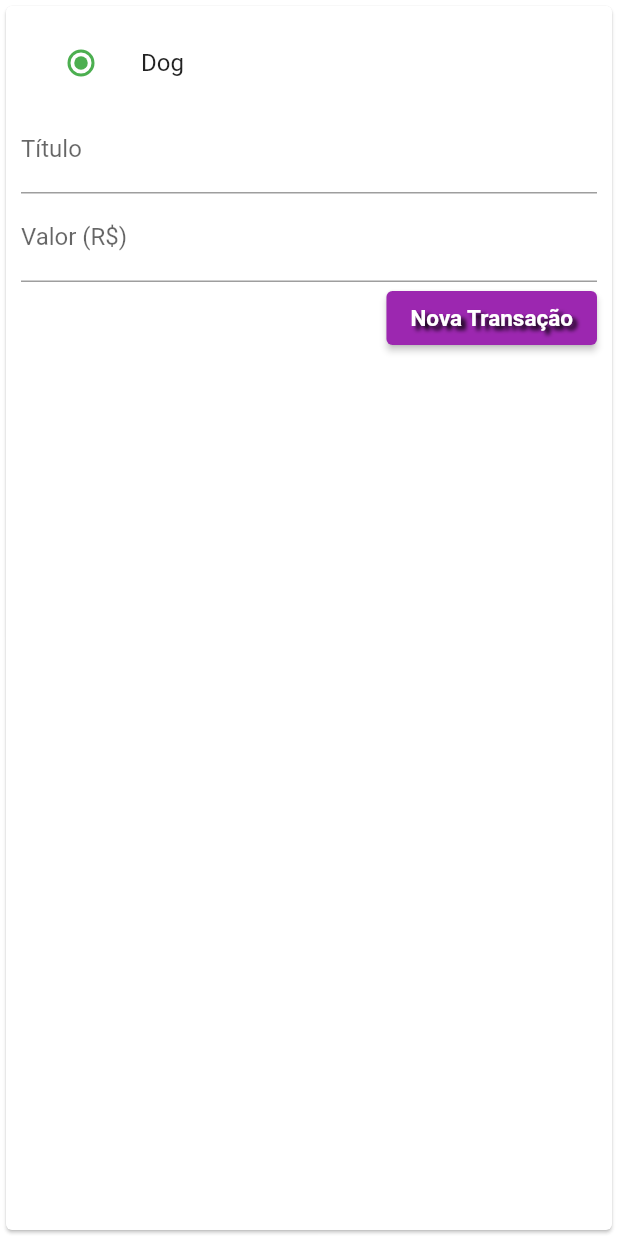
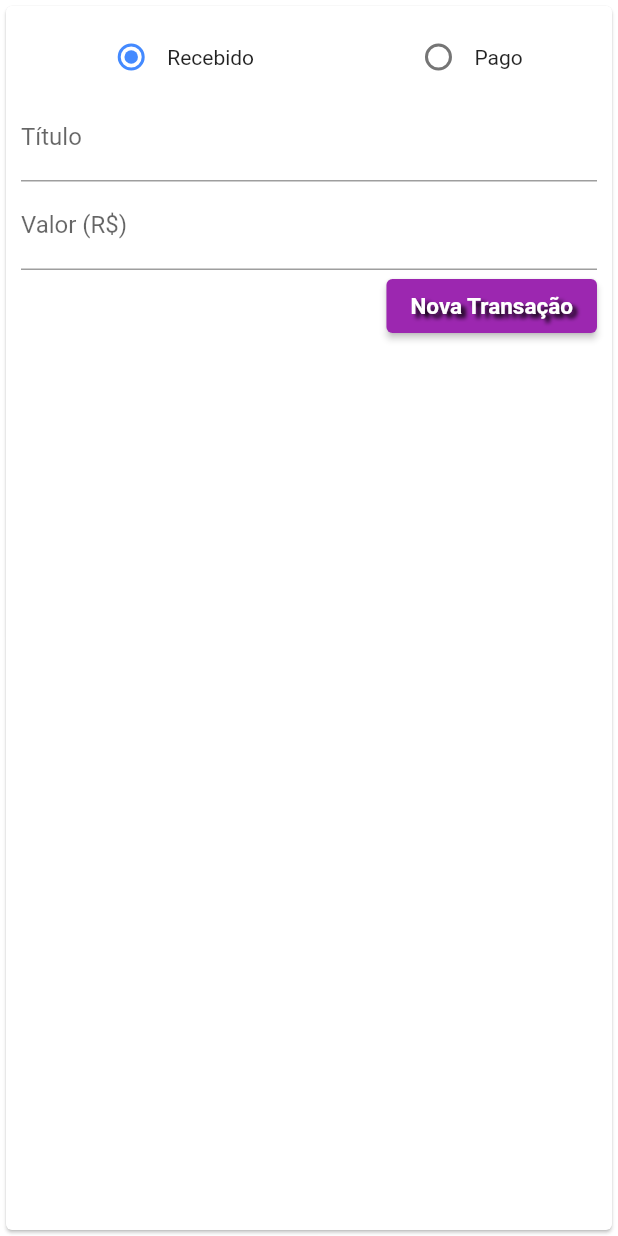
Before and after one commit to diegobagio/appvidafinanceira, a Flutter app: the TransactionForm widget shown alone on an empty page, opened directly with empty values, after a tap on "Nova Transação", on a phone screen of 412 x 824 dp. Run offline on Flutter 3.47's test engine with Material 2 defaults, Android fonts, the phone set to English and light mode, and no system bars.

Commit message:
Ajustado Fomulario

```diff
--- a/lib/components/transaction_form.dart
+++ b/lib/components/transaction_form.dart
@@ -2,16 +2,21 @@ import 'package:flutter/material.dart';
 
 import '../enums/tipo.dart';
 
-class TransactionForm extends StatelessWidget {
-
-  final itemController = TextEditingController();
-  final valorController = TextEditingController();
-  Tipo _tipo = Tipo.RECEBIDO;
-
-
+class TransactionForm extends StatefulWidget {
   final void Function(String, double, Tipo) onSubmit;
 
   TransactionForm(this.onSubmit);
+
+  @override
+  _TransactionFormState createState() => _TransactionFormState();
+}
+
+class _TransactionFormState extends State<TransactionForm> {
+  final itemController = TextEditingController();
+
+  final valorController = TextEditingController();
+
+  Tipo _tipo = Tipo.RECEBIDO;
 
   _submitForm() {
     final title = itemController.text;
@@ -21,31 +26,46 @@ class TransactionForm extends StatelessWidget {
       return;
     }
 
-    onSubmit(title, value, _tipo );
+    widget.onSubmit(title, value, _tipo);
   }
 
   @override
   Widget build(BuildContext context) {
-
     return Card(
       child: Padding(
         padding: EdgeInsets.all(10),
         child: Column(
           children: [
-            ListTile(
-              title: const Text('Dog'),
-              leading: Radio<Tipo>(
-                fillColor: MaterialStateColor.resolveWith((states) => Colors.green),
-                focusColor: MaterialStateColor.resolveWith((states) => Colors.green),
-                value: Tipo.RECEBIDO,
-                groupValue: _tipo,
-                onChanged: (_) {},
-                // onChanged: (Tipo value) {
-                //   setState(() {
-                //     _tipo = value;
-                //   });
-                // },
-              ),
+            Row(
+              mainAxisAlignment: MainAxisAlignment.spaceAround,
+              children: [
+                Row(
+                  children: [
+                    Radio(
+                        value: Tipo.RECEBIDO,
+                        groupValue: _tipo,
+                        onChanged: (value) {
+                          setState(() {
+                            _tipo = Tipo.RECEBIDO;
+                          });
+                        }),
+                    Text(Tipo.RECEBIDO.descricao)
+                  ],
+                ),
+                Row(
+                  children: [
+                    Radio(
+                        value: Tipo.PAGO,
+                        groupValue: _tipo,
+                        onChanged: (value) {
+                          setState(() {
+                            _tipo = Tipo.PAGO;
+                          });
+                        }),
+                    Text(Tipo.PAGO.descricao)
+                  ],
+                ),
+              ],
             ),
             TextField(
               decoration: InputDecoration(labelText: 'Título'),
@@ -63,8 +83,8 @@ class TransactionForm extends StatelessWidget {
                 ElevatedButton(
                   onPressed: _submitForm,
                   style: ButtonStyle(
-                      backgroundColor: MaterialStateProperty.all<Color>(
-                          Colors.purple)),
+                      backgroundColor:
+                          MaterialStateProperty.all<Color>(Colors.purple)),
                   child: Text(
                     'Nova Transação',
                     style: TextStyle(
--- a/lib/main.dart
+++ b/lib/main.dart
@@ -52,13 +52,13 @@ class MyHomePage extends StatefulWidget {
 class _MyHomePageState extends State<MyHomePage> {
   //Lista de Transações
   final _transactions = [
-    Transaction(BigInt.from(1), 'Fatura Água', 408.7, DateTime.now()),
-    Transaction(BigInt.from(2), 'Fatura Energia', 238.35, DateTime.now()),
+    Transaction(BigInt.from(1), 'Fatura Água', 408.7, DateTime.now(), Tipo.PAGO),
+    Transaction(BigInt.from(2), 'Fatura Energia', 238.35, DateTime.now(), Tipo.RECEBIDO),
   ];
 
-  _addTransaction(String title, double value) {
+  _addTransaction(String title, double value, Tipo tipo) {
     //Metodo para adicionar uma transação
-    final newTransaction = Transaction(BigInt.from(Random().nextInt(3)), title, value, DateTime.now());
+    final newTransaction = Transaction(BigInt.from(Random().nextInt(3)), title, value, DateTime.now(), tipo);
     setState(() {
       _transactions.add(newTransaction);
     });
```
